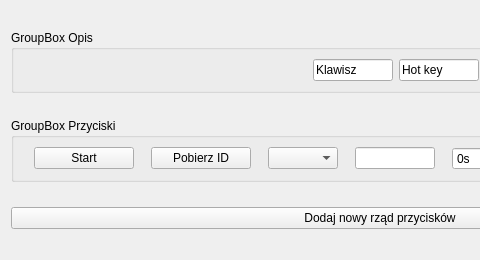
Qt form OknoBot.ui (MBuczma/QtBot) before a commit; both pictures show x 0 to 480 and y 0 to 260 of the 760 by 260 pixel window.
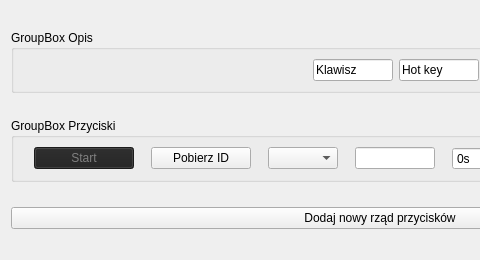
The same form after that commit.

Diff of the .ui file:
```diff
--- a/OknoBot.ui
+++ b/OknoBot.ui
@@ -239,6 +239,9 @@
      <layout class="QHBoxLayout" name="horizontalLayout">
       <item>
        <widget class="QPushButton" name="pushButton_Start">
+        <property name="enabled">
+         <bool>false</bool>
+        </property>
         <property name="sizePolicy">
          <sizepolicy hsizetype="Expanding" vsizetype="Fixed">
           <horstretch>0</horstretch>
@@ -252,7 +255,15 @@
          </size>
         </property>
         <property name="styleSheet">
-         <string notr="true"/>
+         <string notr="true">QPushButton:enabled {
+    background-color: green;
+    color: white;
+}
+
+QPushButton:disabled {
+    background-color: #202020;
+    color: grey;
+}</string>
         </property>
         <property name="text">
          <string>Start</string>
```
